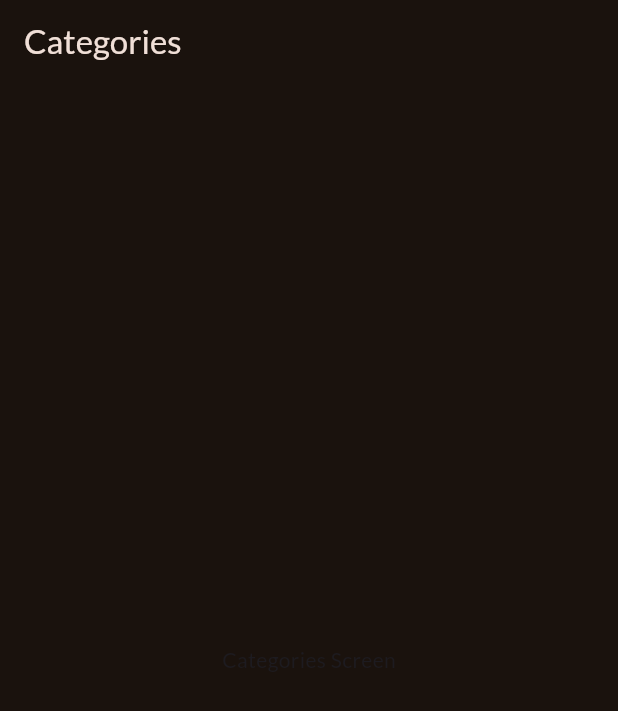
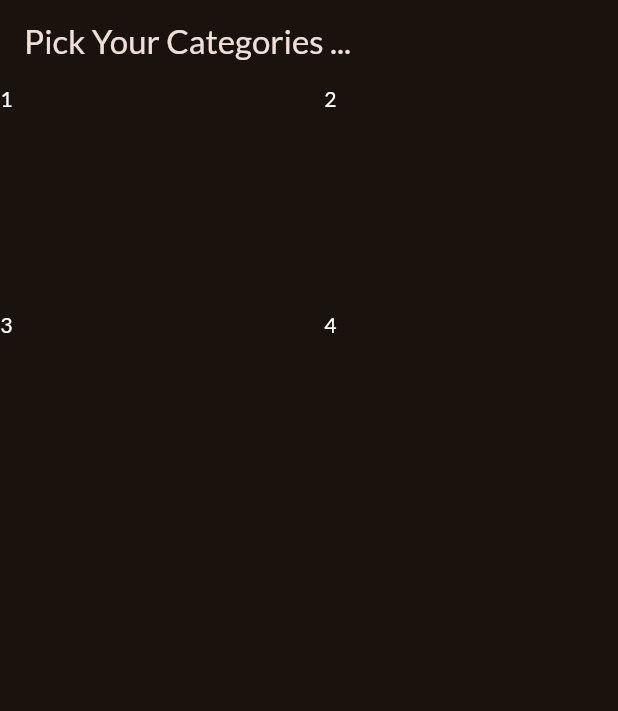
Before and after one commit to Avinash174/Meal, a Flutter app: the screen it shows after launch, on a phone screen of 412 x 824 dp. Shown: the top 711 px of the screen. Run offline on Flutter 3.47's test engine with Material 3 defaults, Android fonts, the phone set to English and light mode, and no system bars; our stand-ins replace google_fonts.

Commit message:
new changes

```diff
--- a/lib/categories.dart
+++ b/lib/categories.dart
@@ -6,8 +6,21 @@ class CategoriesScreen extends StatelessWidget {
   @override
   Widget build(BuildContext context) {
     return Scaffold(
-      appBar: AppBar(title: const Text('Categories')),
-      body: const Center(child: Text('Categories Screen')),
+      appBar: AppBar(title: const Text('Pick Your Categories ...')),
+      body: GridView(
+        gridDelegate: SliverGridDelegateWithFixedCrossAxisCount(
+          crossAxisCount: 2,
+          childAspectRatio: 3 / 2,
+          crossAxisSpacing: 20,
+          mainAxisSpacing: 20,
+        ),
+        children: [
+          Text('1', style: TextStyle(color: Colors.white)),
+          Text('2', style: TextStyle(color: Colors.white)),
+          Text('3', style: TextStyle(color: Colors.white)),
+          Text('4', style: TextStyle(color: Colors.white)),
+        ],
+      ),
     );
   }
 }
--- a/lib/main.dart
+++ b/lib/main.dart
@@ -22,6 +22,7 @@ class App extends StatelessWidget {
   @override
   Widget build(BuildContext context) {
     return MaterialApp(
+      debugShowCheckedModeBanner: false,
       theme: theme,
       home: CategoriesScreen(), // Todo ...,
     );
```
